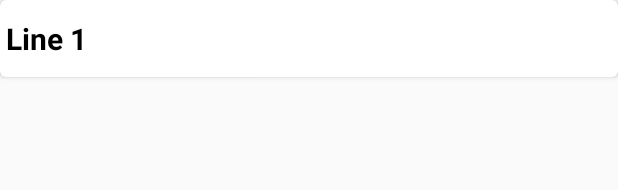
After one commit to djacobss/reseplanerare_lab_c, an Android app: the layout example_item.xml on its own in the app's theme, with its tools: preview values and no code run, on a phone screen of 412 x 824 dp. The commit adds this screen. Shown: the top 190 px of the screen. Run offline under Robolectric (Android 15) with nearby library versions, the phone set to English and light mode, and no system bars.

Commit message:
lade till sökitem

```diff
--- a/app/build.gradle
+++ b/app/build.gradle
@@ -35,6 +35,9 @@ dependencies {
     implementation 'androidx.constraintlayout:constraintlayout:2.1.2'
     implementation 'androidx.legacy:legacy-support-v4:1.0.0'
     testImplementation 'junit:junit:4.+'
+    implementation "androidx.recyclerview:recyclerview:1.2.1"
+    implementation "androidx.recyclerview:recyclerview-selection:1.1.0"
+    implementation "androidx.cardview:cardview:1.0.0"
     androidTestImplementation 'androidx.test.ext:junit:1.1.3'
     androidTestImplementation 'androidx.test.espresso:espresso-core:3.4.0'
 }
--- /dev/null
+++ b/app/src/main/res/layout/example_item.xml
@@ -0,0 +1,32 @@
+<?xml version="1.0" encoding="utf-8"?>
+<androidx.cardview.widget.CardView xmlns:android="http://schemas.android.com/apk/res/android"
+    xmlns:app="http://schemas.android.com/apk/res-auto"
+    android:layout_width="match_parent"
+    android:layout_height="wrap_content"
+    app:cardCornerRadius="4dp"
+    android:background="@drawable/billboard_border">
+
+    <androidx.constraintlayout.widget.ConstraintLayout
+        android:layout_width="match_parent"
+        android:layout_height="match_parent"
+        android:layout_margin="4dp">
+
+        <TextView
+            android:id="@+id/realTimeSearchCardViewText1"
+            android:layout_width="wrap_content"
+            android:layout_height="wrap_content"
+            android:text="Line 1"
+            android:textColor="@android:color/black"
+            android:textSize="20dp"
+            android:textStyle="bold"
+            android:paddingTop="8dp"
+            android:paddingBottom="8dp"
+            app:layout_constraintStart_toStartOf="parent"
+            app:layout_constraintTop_toTopOf="parent"
+            app:layout_constraintBottom_toBottomOf="parent"/>
+
+
+
+    </androidx.constraintlayout.widget.ConstraintLayout>
+
+</androidx.cardview.widget.CardView>
```
Also changed, not shown: app/src/main/res/layout/fragment_real_time_search.xml (+8 -7 lines).
